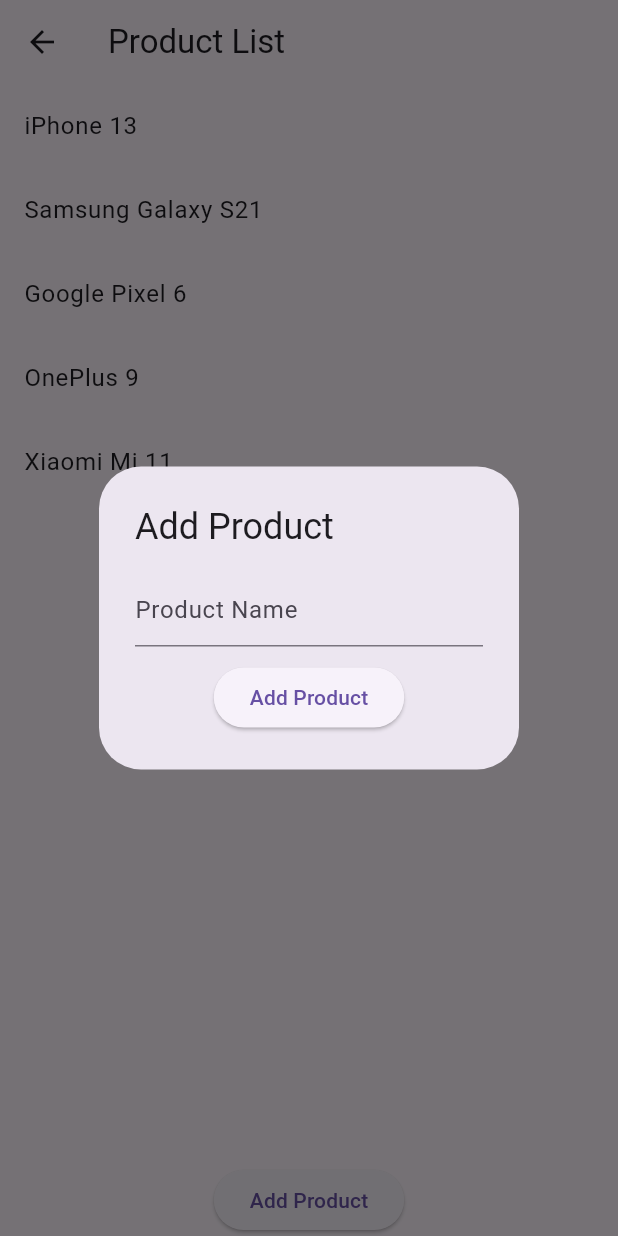
After one commit to YassineElkefi/Flutter_Testing, a Flutter app: the ProductListPage screen opened directly, after a tap on "Add Product", on a phone screen of 412 x 824 dp. The commit adds this screen. Run offline on Flutter 3.47's test engine with Material 3 defaults, Android fonts, the phone set to English and light mode, and no system bars.

Commit message:
End to end testing example (Login, Add Product, Consult product details)

```diff
--- /dev/null
+++ b/lib/screens/add_product_dialog.dart
@@ -0,0 +1,39 @@
+// Add Product Dialog
+import 'package:flutter/material.dart';
+
+class AddProductDialog extends StatefulWidget {
+  const AddProductDialog({super.key});
+
+  @override
+  State<AddProductDialog> createState() => _AddProductDialogState();
+}
+
+class _AddProductDialogState extends State<AddProductDialog> {
+  TextEditingController _productController = TextEditingController();
+  @override
+  Widget build(BuildContext context) {
+    return AlertDialog(
+      title: const Text('Add Product'),
+      content: Column(
+        mainAxisSize: MainAxisSize.min,
+        children: [
+          TextField(
+            controller: _productController,
+            key: const Key('product_name_field'),
+            decoration: const InputDecoration(
+              hintText: 'Product Name',
+            ),
+          ),
+          const SizedBox(height: 10),
+          ElevatedButton(
+            key: const Key('add_product_dialog_button'),
+            onPressed: (){
+              Navigator.pop(context, _productController.text.trim());
+            },
+            child: const Text('Add Product'),
+          ),
+        ],
+      ),
+    );
+  }
+}
--- a/lib/screens/login_page.dart
+++ b/lib/screens/login_page.dart
@@ -1,7 +1,7 @@
 import 'dart:convert';
 
 import 'package:flutter/material.dart';
-import 'package:flutter_testing/screens/success_page.dart';
+import 'package:flutter_testing/screens/product_list_page.dart';
 import 'package:http/http.dart' as http;
 
 class LoginPage extends StatefulWidget {
@@ -36,10 +36,10 @@ class _LoginPageState extends State<LoginPage> {
         },
       );
       if(response.statusCode == 200){
-        final data = jsonDecode(response.body);
+        jsonDecode(response.body);
         Navigator.push(
           context,
-          MaterialPageRoute(builder: (context) => SuccessPage(token: data['token'],)),
+          MaterialPageRoute(builder: (context) => const ProductListPage()),
         );
       }else{
         final errorData = jsonDecode(response.body);
--- /dev/null
+++ b/lib/screens/product_list_page.dart
@@ -0,0 +1,59 @@
+import 'package:flutter/material.dart';
+import 'package:flutter_testing/screens/add_product_dialog.dart';
+import 'package:flutter_testing/screens/product_details_page.dart';
+
+class ProductListPage extends StatefulWidget {
+  const ProductListPage({super.key});
+
+  @override
+  State<ProductListPage> createState() => _ProductListPageState();
+}
+
+class _ProductListPageState extends State<ProductListPage> {
+
+  final List<String> _products = ['iPhone 13', 'Samsung Galaxy S21', 'Google Pixel 6', 'OnePlus 9', 'Xiaomi Mi 11'];
+
+  void _addProduct(String product_name){
+    setState(() {
+      _products.add(product_name);
+    });
+  }
+
+  @override
+  Widget build(BuildContext context) {
+    return Scaffold(
+      appBar: AppBar(
+        title: const Text('Product List'),
+      ),
+      body: Column(
+        children: [
+          Expanded(
+            child: ListView.builder(
+              itemCount: _products.length,
+              itemBuilder: (context, index){
+                return ListTile(
+                  key: Key('product_$index'),
+                  title: Text(_products[index]),
+                  onTap: (){
+                    Navigator.push(
+                      context,
+                      MaterialPageRoute(builder: (context) => ProductDetailsPage(productName: _products[index])),
+                    );
+                  },
+                );
+              }),),
+          ElevatedButton(
+            key: const Key('add_product_button'),
+            onPressed: ()async{
+              final result = await showDialog(context: context, builder: (context)=> AddProductDialog());
+              if(result != null){
+                _addProduct(result as String);
+              }
+            },
+            child: const Text('Add Product'),
+          ),
+        ],
+      )
+    );
+  }
+}
```
Also changed, not shown: lib/screens/product_details_page.dart (added, +19 -0 lines), 2 other files.
